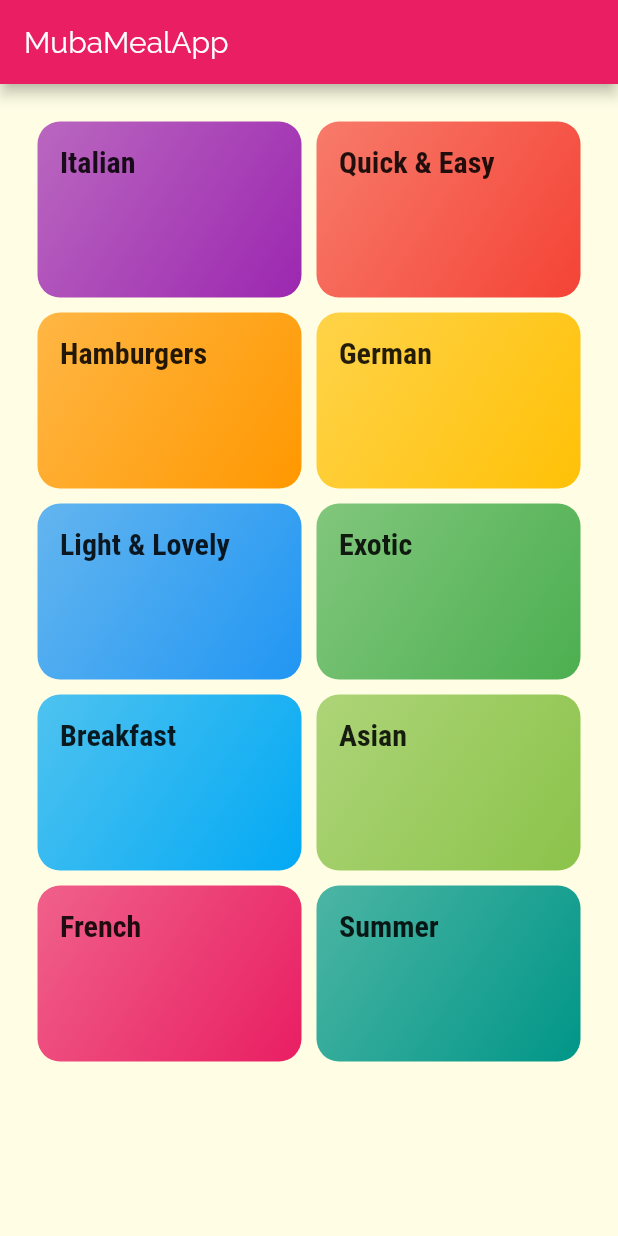
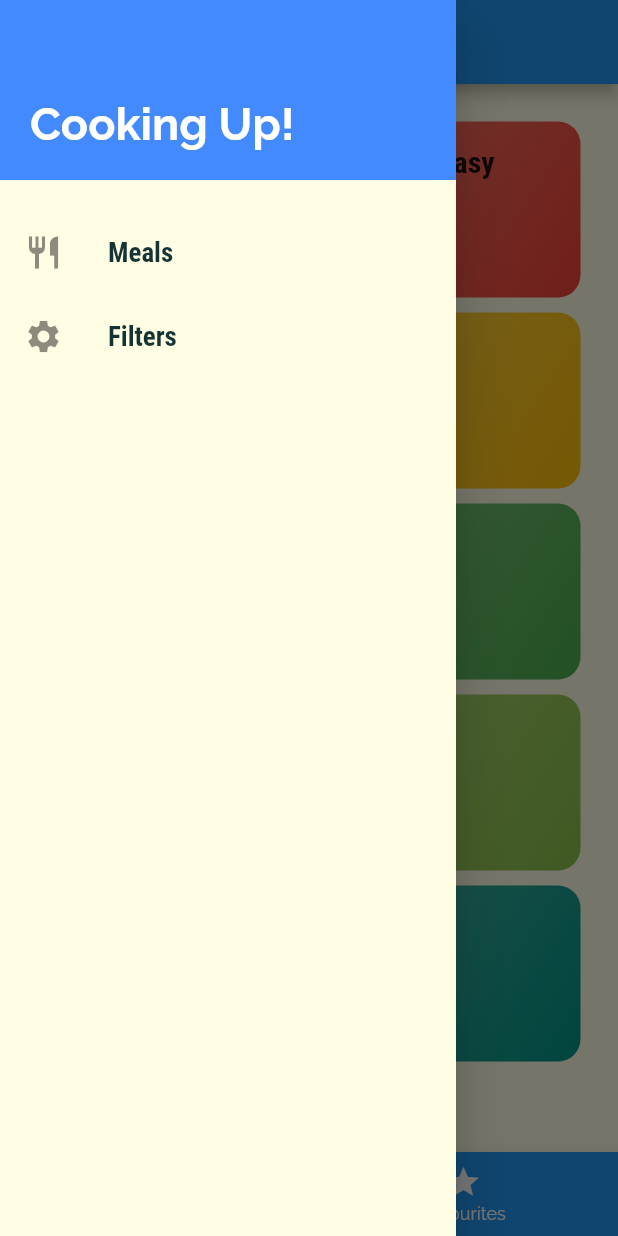
Before and after one commit to mubarakhammed/mealsapp, a Flutter app: the screen it shows after launch, with the side drawer open (before the commit the screen has no drawer), on a phone screen of 412 x 824 dp. Run offline on Flutter 3.47's test engine with Material 2 defaults, Android fonts, the phone set to English and light mode, and no system bars.

Commit message:
added more screen

```diff
--- a/lib/categories_screen.dart
+++ /dev/null
@@ -1,25 +0,0 @@
-import 'package:flutter/material.dart';
-import './dummy_data.dart';
-import './category_item.dart';
-
-class CategoriesScreen extends StatelessWidget {
-  @override
-  Widget build(BuildContext context) {
-    return Scaffold(
-        appBar: AppBar(
-          title: const Text("MubaMealApp"),
-        ),
-        body: GridView(
-          padding: const EdgeInsets.all(25),
-          children: DUMMY_CATEGORIES
-              .map((catData) =>
-                  CategoryItem(catData.id, catData.title, catData.color))
-              .toList(),
-          gridDelegate: SliverGridDelegateWithMaxCrossAxisExtent(
-              maxCrossAxisExtent: 200,
-              childAspectRatio: 3 / 2,
-              crossAxisSpacing: 10,
-              mainAxisSpacing: 10),
-        ));
-  }
-}
--- a/lib/main.dart
+++ b/lib/main.dart
@@ -1,8 +1,11 @@
 import 'dart:ui';
 
 import 'package:flutter/material.dart';
-import 'package:flutter_complete_guide/categories_screen.dart';
-import 'package:flutter_complete_guide/category_meals_screen.dart';
+import 'package:flutter_complete_guide/screens/categories_screen.dart';
+import 'package:flutter_complete_guide/screens/category_meals_screen.dart';
+import 'package:flutter_complete_guide/screens/filters_screen.dart';
+import 'package:flutter_complete_guide/screens/meal_deatail_screen.dart';
+import 'package:flutter_complete_guide/screens/tabs_screen.dart';
 
 void main() => runApp(MyApp());
 
@@ -12,7 +15,7 @@ class MyApp extends StatelessWidget {
     return MaterialApp(
       title: 'MubaMeal',
       theme: ThemeData(
-        primarySwatch: Colors.pink,
+        primarySwatch: Colors.blue,
         accentColor: Colors.amber,
         canvasColor: Color.fromRGBO(255, 254, 229, 1),
         fontFamily: 'Raleway',
@@ -27,8 +30,19 @@ class MyApp extends StatelessWidget {
       initialRoute: '/',
       // home: CategoriesScreen(),
       routes: {
-        '/': (ctx) => CategoriesScreen(),
-        '/category-meals': (ctx) => CategoryMealsScreen(),
+        '/': (ctx) => TabsScreen(),
+        CategoryMealsScreen.routeName: (ctx) => CategoryMealsScreen(),
+        "/meal-detail": (ctx) => MealDetailScreen(),
+        FiltersScreen.routName: (ctx) => FiltersScreen()
+      },
+      onGenerateRoute: (settings) {
+        print(settings.arguments);
+        return MaterialPageRoute(
+          builder: (ctx) => CategoriesScreen(),
+        );
+      },
+      onUnknownRoute: (settings) {
+        return MaterialPageRoute(builder: (ctx) => CategoriesScreen());
       },
     );
   }
--- /dev/null
+++ b/lib/screens/categories_screen.dart
@@ -0,0 +1,21 @@
+import 'package:flutter/material.dart';
+import '../dummy_data.dart';
+import '../widgets/category_item.dart';
+
+class CategoriesScreen extends StatelessWidget {
+  @override
+  Widget build(BuildContext context) {
+    return GridView(
+      padding: const EdgeInsets.all(25),
+      children: DUMMY_CATEGORIES
+          .map((catData) =>
+              CategoryItem(catData.id, catData.title, catData.color))
+          .toList(),
+      gridDelegate: SliverGridDelegateWithMaxCrossAxisExtent(
+          maxCrossAxisExtent: 200,
+          childAspectRatio: 3 / 2,
+          crossAxisSpacing: 10,
+          mainAxisSpacing: 10),
+    );
+  }
+}
--- /dev/null
+++ b/lib/screens/favourite_screen.dart
@@ -0,0 +1,8 @@
+import 'package:flutter/material.dart';
+
+class FavouriteScreen extends StatelessWidget {
+  @override
+  Widget build(BuildContext context) {
+    return Center(child: Text('Favourites'));
+  }
+}
--- /dev/null
+++ b/lib/screens/filters_screen.dart
@@ -0,0 +1,12 @@
+import 'package:flutter/material.dart';
+
+class FiltersScreen extends StatelessWidget {
+  static const routName = '/filters';
+
+  @override
+  Widget build(BuildContext context) {
+    return Center(
+      child: Text('Filters'),
+    );
+  }
+}
--- /dev/null
+++ b/lib/screens/tabs_screen.dart
@@ -0,0 +1,72 @@
+import 'package:flutter/material.dart';
+import '../screens/favourite_screen.dart';
+import '../screens/categories_screen.dart';
+import '../widgets/main_drawer.dart';
+
+class TabsScreen extends StatefulWidget {
+  @override
+  _TabsScreenState createState() => _TabsScreenState();
+}
+
+class _TabsScreenState extends State<TabsScreen> {
+  final List<Map<String, Object>> _pages = [
+    {'page': CategoriesScreen(), 'title': "Categories"},
+    {'page': FavouriteScreen(), 'title': "Favourites"}
+  ];
+
+  int _selectedPageIndex = 0;
+
+  void _selectPage(int index) {
+    setState(() {
+      _selectedPageIndex = index;
+    });
+  }
+
+  @override
+  Widget build(BuildContext context) {
+    return
+        // DefaultTabController(
+        //   length: 2,
+        //   initialIndex: 0,
+        //   child:
+        Scaffold(
+      appBar: AppBar(
+        title: Text(_pages[_selectedPageIndex]['title']),
+        // bottom: TabBar(
+        //   tabs: <Widget>[
+        //     Tab(
+        //       icon: Icon(Icons.category),
+        //       text: 'Categories',
+        //     ),
+        //     Tab(
+        //       icon: Icon(
+        //         Icons.star,
+        //       ),
+        //       text: 'Favourites',
+        //     )
+        //   ],
+        // ),
+      ),
+      drawer: MainDrawer(),
+      body: _pages[_selectedPageIndex]['page'],
+      bottomNavigationBar: BottomNavigationBar(
+        onTap: _selectPage,
+        backgroundColor: Theme.of(context).primaryColor,
+        unselectedItemColor: Colors.white,
+        selectedItemColor: Colors.white,
+        currentIndex: _selectedPageIndex,
+        //type: BottomNavigationBarType.shifting,
+        items: [
+          BottomNavigationBarItem(
+              backgroundColor: Theme.of(context).primaryColor,
+              icon: Icon(Icons.category),
+              title: Text('Categories')),
+          BottomNavigationBarItem(
+              backgroundColor: Theme.of(context).primaryColor,
+              icon: Icon(Icons.star),
+              title: Text('Favourites')),
+        ],
+      ),
+    );
+  }
+}
--- a/lib/category_item.dart
+++ b/lib/widgets/category_item.dart
@@ -1,5 +1,5 @@
 import 'package:flutter/material.dart';
-import 'package:flutter_complete_guide/category_meals_screen.dart';
+import 'package:flutter_complete_guide/screens/category_meals_screen.dart';
 
 class CategoryItem extends StatelessWidget {
   final String id;
--- /dev/null
+++ b/lib/widgets/main_drawer.dart
@@ -0,0 +1,57 @@
+import 'package:flutter/material.dart';
+import 'package:flutter_complete_guide/screens/filters_screen.dart';
+
+class MainDrawer extends StatelessWidget {
+  Widget buildListTile(String title, IconData icon, Function tapHanler) {
+    return ListTile(
+      leading: Icon(
+        icon,
+        size: 26,
+      ),
+      title: Text(
+        title,
+        style: TextStyle(
+            fontFamily: 'RobotoCondensed',
+            fontSize: 18,
+            fontWeight: FontWeight.bold),
+      ),
+      onTap: () {
+        tapHanler();
+      },
+    );
+  }
+
+  @override
+  Widget build(BuildContext context) {
+    return Drawer(
+      child: Column(
+        children: <Widget>[
+          Container(
+            height: 120,
+            width: double.infinity,
+            padding: EdgeInsets.all(20),
+            alignment: Alignment.bottomLeft,
+            color: Colors.blueAccent,
+            child: Text(
+              'Cooking Up!',
+              style: TextStyle(
+                fontWeight: FontWeight.w700,
+                fontSize: 30,
+                color: Colors.white,
+              ),
+            ),
+          ),
+          SizedBox(
+            height: 20,
+          ),
+          buildListTile('Meals', Icons.restaurant, () {
+            Navigator.of(context).pushNamed('/');
+          }),
+          buildListTile('Filters', Icons.settings, () {
+            Navigator.of(context).pushNamed(FiltersScreen.routName);
+          })
+        ],
+      ),
+    );
+  }
+}
```
Also changed, not shown: lib/screens/category_meals_screen.dart (renamed from lib/category_meals_screen.dart, +13 -8 lines), lib/screens/meal_deatail_screen.dart (added, +90 -0 lines), lib/widgets/meal_item.dart (added, +143 -0 lines).
